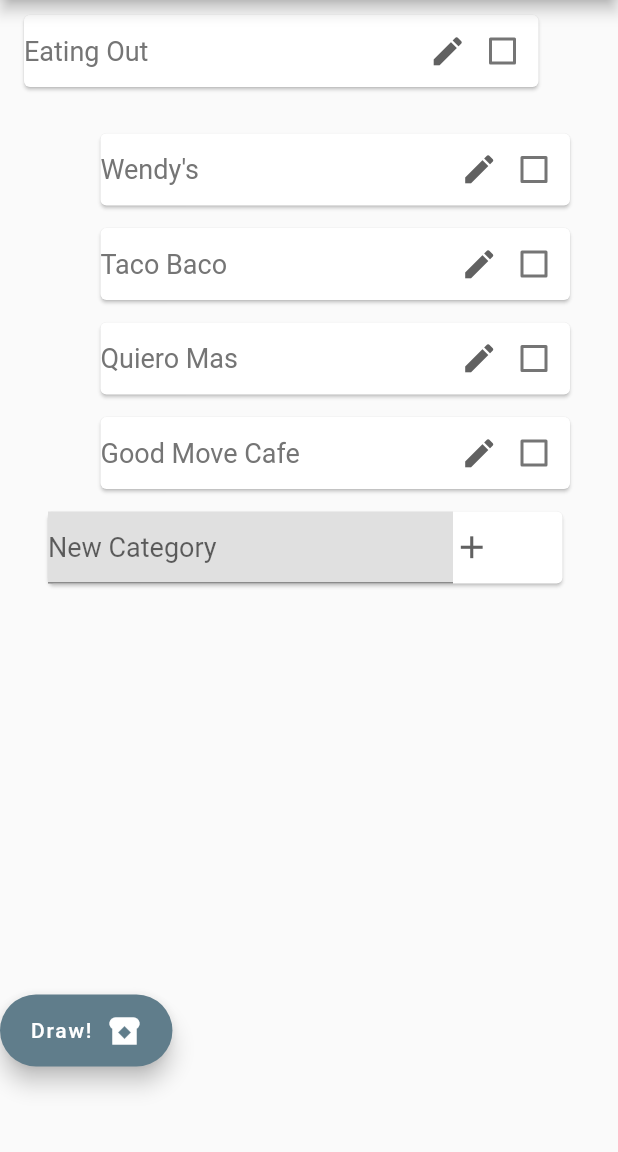
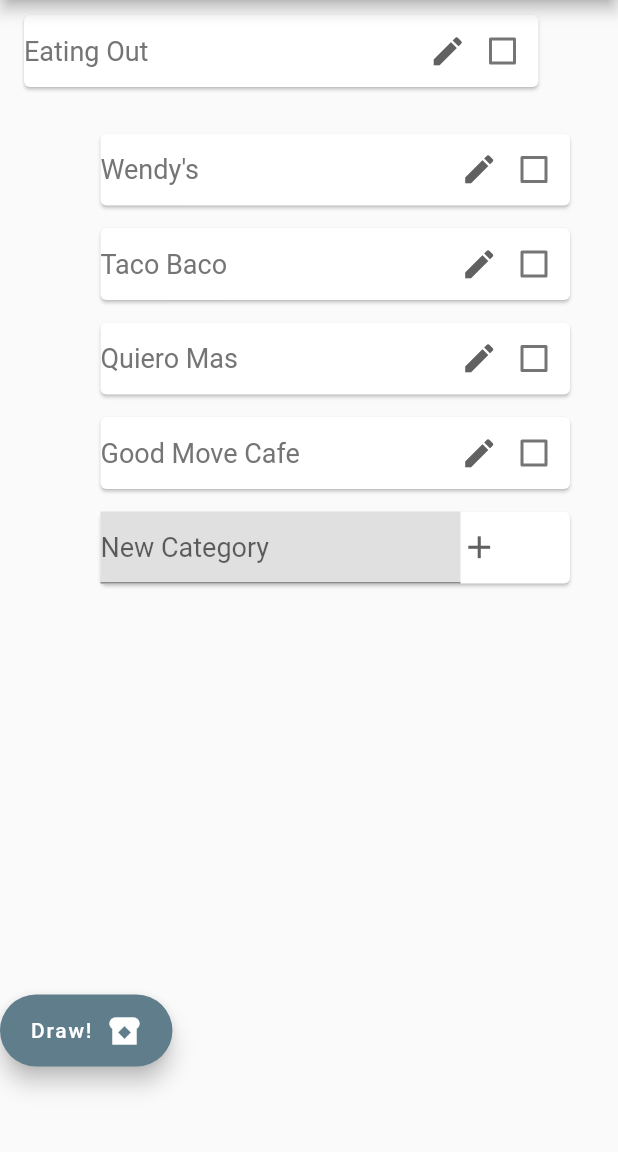
Before and after one commit to BrtWilson/hat_draw, a Flutter app: the screen it shows after launch, after a tap on "Eating Out", on a phone screen of 412 x 824 dp, the part 84-1236 px from its top. Run offline on Flutter 3.47's test engine with Material 2 defaults, Android fonts, the phone set to English and light mode, and no system bars.

Commit message:
trying to deal with nulls and the null check error

```diff
--- a/lib/hdw_classes/category_tile.dart
+++ b/lib/hdw_classes/category_tile.dart
@@ -31,11 +31,10 @@ class _CategoryTileState extends State<CategoryTile> {
 
   @override
   Widget build(BuildContext context) {
-    if (!(widget._isChild) && widget._parent.isNotEmpty) widget._isChild = true;
     if (widget._isNew) {
       if (widget._isChild) {
-        return NewCategoryTile(name: widget._name,);
-//        return NewCategoryTile(name: widget._name, isChild: true, parentCat: widget._parent,);
+//        return NewCategoryTile(name: widget._name,);
+        return NewCategoryTile(name: widget._name, isChild: true, parentCat: widget._parent,);
       } else {
         return NewCategoryTile(name: widget._name,);
       }
@@ -100,7 +99,6 @@ class _CategoryTileState extends State<CategoryTile> {
                                     //context.watch<HdwState>().setItemInclusion(item, value);
                                   }
                                 }
-                                //widget._setInclusion(isChecked); // TODO: fix inclusion of checked items
                               }
                             });
                           },
--- a/lib/hdw_state.dart
+++ b/lib/hdw_state.dart
@@ -45,7 +45,7 @@ class HdwState with ChangeNotifier {
 
   void setItemInclusion(String item, bool isInsert) {
     if (isInsert) {
-      if (!_currentItems.contains(item)) {
+      if (!(_currentItems.contains(item))) {
         _currentItems.add(item);
       }
     }
--- a/lib/pages/draw_page.dart
+++ b/lib/pages/draw_page.dart
@@ -14,7 +14,7 @@ class DrawPage extends StatelessWidget {
 
   @override
   Widget build(BuildContext context) {
-    final arg = ModalRoute.of(context)!.settings.arguments as Map;
+    final arg = ModalRoute.of(context)?.settings.arguments as Map;
     List<String> itemsList = arg['itemsList'];
     final rand = Random();
     var selection = itemsList[rand.nextInt(itemsList.length)];
--- a/lib/pages/items_page.dart
+++ b/lib/pages/items_page.dart
@@ -72,7 +72,7 @@ class _ItemsPageState extends State<ItemsPageContent> {
               height: 600,
               child: ListView(
                 padding: const EdgeInsets.all(16.0),
-                children: items,
+                children: items ?? [],
               )
           ),
           DrawButton(items: context.watch<HdwState>().sCurrentItems),
```
